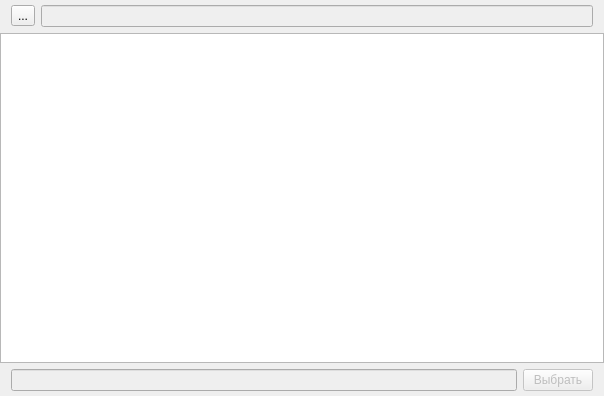
Above: ui/filebrowser.ui from Vladius25/karaoke before the change. Below: the same form after it.
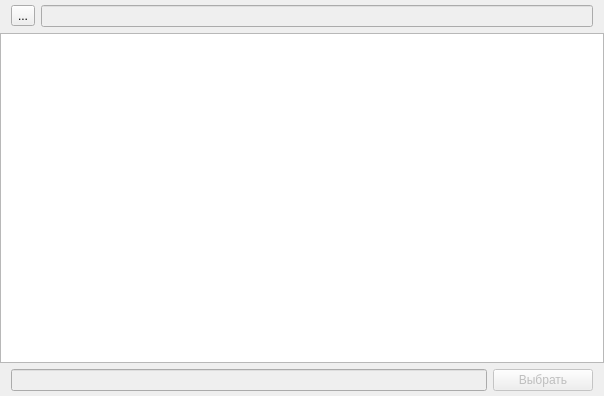
That is the form after the change. Icons and pictures are not drawn.

```diff
--- a/ui/filebrowser.ui
+++ b/ui/filebrowser.ui
@@ -31,9 +31,15 @@
      <property name="enabled">
       <bool>false</bool>
      </property>
+     <property name="minimumSize">
+      <size>
+       <width>100</width>
+       <height>0</height>
+      </size>
+     </property>
      <property name="maximumSize">
       <size>
-       <width>70</width>
+       <width>100</width>
        <height>16777215</height>
       </size>
      </property>
@@ -48,7 +54,7 @@
       <bool>false</bool>
      </property>
      <property name="styleSheet">
-      <string notr="true">QLineEdit:disabled { color: black }</string>
+      <string notr="true">QLineEdit:disabled { color: #888888 }</string>
      </property>
      <property name="readOnly">
       <bool>true</bool>
```
Left out of the diff: 2 changed lines with no effect on the pictures.
